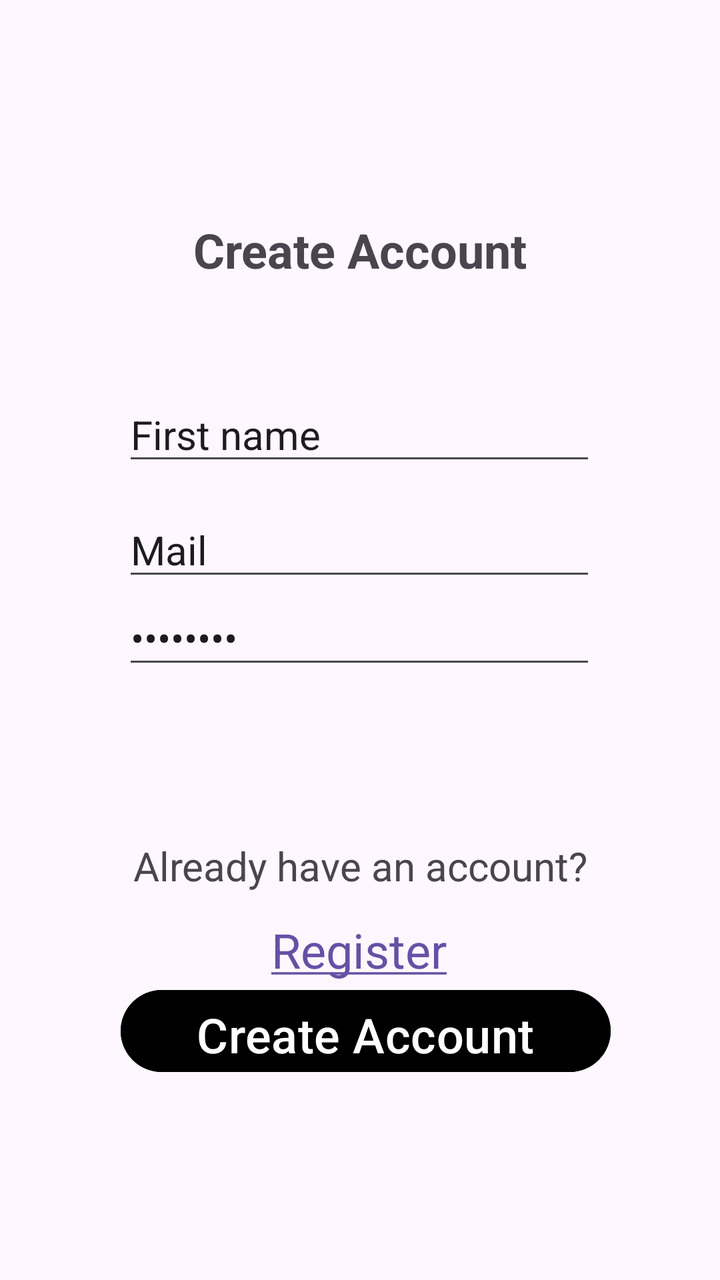
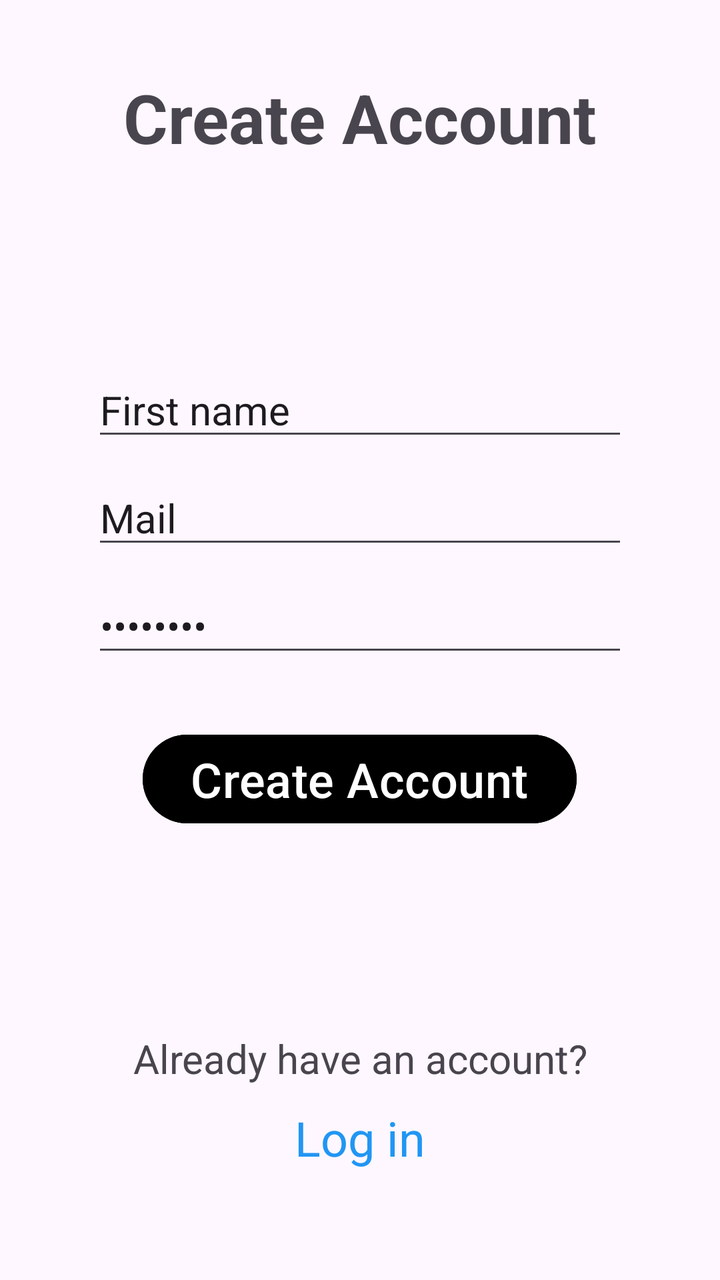

An Android layout rendered at two revisions. The XML below is the earlier revision; the diff shows what the commit changed to produce the second picture.
<!-- AndroidManifest.xml: application theme Theme.GitScope -->
<!-- res/layout/activity_register.xml -->
<?xml version="1.0" encoding="utf-8"?>
<androidx.constraintlayout.widget.ConstraintLayout xmlns:android="http://schemas.android.com/apk/res/android"
    xmlns:app="http://schemas.android.com/apk/res-auto"
    xmlns:tools="http://schemas.android.com/tools"
    android:id="@+id/main"
    android:layout_width="match_parent"
    android:layout_height="match_parent"
    tools:context=".RegisterActivity">

    <TextView
        android:id="@+id/textView5"
        android:layout_width="wrap_content"
        android:layout_height="wrap_content"
        android:text="Create Account"
        android:textSize="24sp"
        android:textStyle="bold"
        app:layout_constraintBottom_toTopOf="@+id/editTextName"
        app:layout_constraintEnd_toEndOf="parent"
        app:layout_constraintStart_toStartOf="parent"
        app:layout_constraintTop_toTopOf="parent"
        app:layout_constraintVertical_bias="0.673" />

    <EditText
        android:id="@+id/editTextName"
        android:layout_width="wrap_content"
        android:layout_height="wrap_content"
        android:ems="10"
        android:inputType="text"
        android:text="First name"
        android:hint="First name"
        android:textSize="20sp"
        app:layout_constraintBottom_toBottomOf="parent"
        app:layout_constraintEnd_toEndOf="parent"
        app:layout_constraintHorizontal_bias="0.497"
        app:layout_constraintStart_toStartOf="parent"
        app:layout_constraintTop_toTopOf="parent"
        app:layout_constraintVertical_bias="0.325" />

    <TextView
        android:id="@+id/loginLink"
        android:layout_width="wrap_content"
        android:layout_height="wrap_content"
        android:text="@string/hyperlink"
        android:textSize="24sp"
        app:layout_constraintBottom_toBottomOf="parent"
        app:layout_constraintEnd_toEndOf="parent"
        app:layout_constraintHorizontal_bias="0.498"
        app:layout_constraintStart_toStartOf="parent"
        app:layout_constraintTop_toTopOf="parent"
        app:layout_constraintVertical_bias="0.755" />

    <EditText
        android:id="@+id/editTextEmail"
        android:layout_width="wrap_content"
        android:layout_height="wrap_content"
        android:ems="10"
        android:inputType="textEmailAddress"
        android:text="Mail"
        android:hint="@string/email"
        android:textSize="20sp"
        app:layout_constraintBottom_toBottomOf="parent"
        app:layout_constraintEnd_toEndOf="parent"
        app:layout_constraintHorizontal_bias="0.497"
        app:layout_constraintStart_toStartOf="parent"
        app:layout_constraintTop_toBottomOf="@+id/editTextName"
        app:layout_constraintVertical_bias="0.038" />


    <EditText
        android:id="@+id/editTextPassword"
        android:layout_width="wrap_content"
        android:layout_height="wrap_content"
        android:ems="10"
        android:inputType="textPassword"
        android:text="Password"
        android:hint="Password"
        android:textSize="20sp"
        app:layout_constraintBottom_toTopOf="@+id/textView2"
        app:layout_constraintEnd_toEndOf="parent"
        app:layout_constraintHorizontal_bias="0.497"
        app:layout_constraintStart_toStartOf="parent"
        app:layout_constraintTop_toBottomOf="@+id/editTextEmail"
        app:layout_constraintVertical_bias="0.0" />

    <Button
        android:id="@+id/createBtn"
        android:layout_width="245dp"
        android:layout_height="49dp"
        android:layout_marginBottom="100dp"
        android:backgroundTint="@color/black"
        android:text="Create Account"
        android:textColorLink="@color/white"
        android:textSize="24sp"
        app:layout_constraintBottom_toBottomOf="parent"
        app:layout_constraintEnd_toEndOf="parent"
        app:layout_constraintHorizontal_bias="0.524"
        app:layout_constraintStart_toStartOf="parent"
        app:layout_constraintTop_toBottomOf="@+id/loginLink"
        app:layout_constraintVertical_bias="1.0" />

    <TextView
        android:id="@+id/textView2"
        android:layout_width="wrap_content"
        android:layout_height="wrap_content"
        android:text="Already have an account?"
        android:textSize="20sp"
        app:layout_constraintBottom_toBottomOf="parent"
        app:layout_constraintEnd_toEndOf="parent"
        app:layout_constraintStart_toStartOf="parent"
        app:layout_constraintTop_toTopOf="parent"
        app:layout_constraintVertical_bias="0.684" />

</androidx.constraintlayout.widget.ConstraintLayout>
<!-- resources referenced by this layout -->
<resources>
  <color name="black">#FF000000</color>
  <color name="white">#FFFFFFFF</color>
  <string name="email">Email</string>
  <string name="hyperlink"><a href="https://gritacademy.se/">Register</a></string>
  <style name="Theme.GitScope" parent="Base.Theme.GitScope" />
  <style name="Base.Theme.GitScope" parent="Theme.Material3.DayNight.NoActionBar">
          
          
      </style>
</resources>

<!-- the commit's change to res/layout/activity_register.xml (unified diff, before → after) -->
@@ -1,113 +1,139 @@
 <?xml version="1.0" encoding="utf-8"?>
-<androidx.constraintlayout.widget.ConstraintLayout xmlns:android="http://schemas.android.com/apk/res/android"
+<ScrollView xmlns:android="http://schemas.android.com/apk/res/android"
     xmlns:app="http://schemas.android.com/apk/res-auto"
-    xmlns:tools="http://schemas.android.com/tools"
-    android:id="@+id/main"
     android:layout_width="match_parent"
     android:layout_height="match_parent"
-    tools:context=".RegisterActivity">
+    android:id="@+id/main"
+    android:fillViewport="true">
 
-    <TextView
-        android:id="@+id/textView5"
-        android:layout_width="wrap_content"
+    <LinearLayout
+        android:layout_width="match_parent"
         android:layout_height="wrap_content"
-        android:text="Create Account"
-        android:textSize="24sp"
-        android:textStyle="bold"
-        app:layout_constraintBottom_toTopOf="@+id/editTextName"
-        app:layout_constraintEnd_toEndOf="parent"
-        app:layout_constraintStart_toStartOf="parent"
-        app:layout_constraintTop_toTopOf="parent"
-        app:layout_constraintVertical_bias="0.673" />
+        android:orientation="vertical"
+        android:padding="16dp">
 
-    <EditText
-        android:id="@+id/editTextName"
-        android:layout_width="wrap_content"
-        android:layout_height="wrap_content"
-        android:ems="10"
-        android:inputType="text"
-        android:text="First name"
-        android:hint="First name"
-        android:textSize="20sp"
-        app:layout_constraintBottom_toBottomOf="parent"
-        app:layout_constraintEnd_toEndOf="parent"
-        app:layout_constraintHorizontal_bias="0.497"
-        app:layout_constraintStart_toStartOf="parent"
-        app:layout_constraintTop_toTopOf="parent"
-        app:layout_constraintVertical_bias="0.325" />
+        <TextView
+            android:id="@+id/textView5"
+            android:layout_width="match_parent"
+            android:layout_height="wrap_content"
+            android:layout_marginTop="20dp"
+            android:layout_marginBottom="100dp"
+            android:gravity="center"
+            android:text="Create Account"
+            android:textSize="34sp"
+            android:textStyle="bold"
+            app:layout_constraintBottom_toTopOf="@+id/editTextName"
+            app:layout_constraintEnd_toEndOf="parent"
+            app:layout_constraintStart_toStartOf="parent"
+            app:layout_constraintTop_toTopOf="parent"
+            app:layout_constraintVertical_bias="0.673" />
 
-    <TextView
-        android:id="@+id/loginLink"
-        android:layout_width="wrap_content"
-        android:layout_height="wrap_content"
-        android:text="@string/hyperlink"
-        android:textSize="24sp"
-        app:layout_constraintBottom_toBottomOf="parent"
-        app:layout_constraintEnd_toEndOf="parent"
-        app:layout_constraintHorizontal_bias="0.498"
-        app:layout_constraintStart_toStartOf="parent"
-        app:layout_constraintTop_toTopOf="parent"
-        app:layout_constraintVertical_bias="0.755" />
+        <EditText
+            android:id="@+id/editTextName"
+            android:layout_width="match_parent"
+            android:layout_height="wrap_content"
+            android:layout_marginLeft="30dp"
+            android:layout_marginRight="30dp"
+            android:layout_marginBottom="10dp"
+            android:ems="10"
+            android:hint="First name"
+            android:inputType="text"
+            android:text="First name"
+            android:textSize="20sp"
+            app:layout_constraintBottom_toBottomOf="parent"
+            app:layout_constraintEnd_toEndOf="parent"
+            app:layout_constraintHorizontal_bias="0.497"
+            app:layout_constraintStart_toStartOf="parent"
+            app:layout_constraintTop_toTopOf="parent"
+            app:layout_constraintVertical_bias="0.325" />
 
-    <EditText
-        android:id="@+id/editTextEmail"
-        android:layout_width="wrap_content"
-        android:layout_height="wrap_content"
-        android:ems="10"
-        android:inputType="textEmailAddress"
-        android:text="Mail"
-        android:hint="@string/email"
-        android:textSize="20sp"
-        app:layout_constraintBottom_toBottomOf="parent"
-        app:layout_constraintEnd_toEndOf="parent"
-        app:layout_constraintHorizontal_bias="0.497"
-        app:layout_constraintStart_toStartOf="parent"
-        app:layout_constraintTop_toBottomOf="@+id/editTextName"
-        app:layout_constraintVertical_bias="0.038" />
+        <EditText
+            android:id="@+id/editTextEmail"
+            android:layout_width="match_parent"
+            android:layout_height="wrap_content"
+            android:layout_marginLeft="30dp"
+            android:layout_marginRight="30dp"
+            android:layout_marginBottom="10dp"
+            android:ems="10"
+            android:hint="@string/email"
+            android:inputType="textEmailAddress"
+            android:text="Mail"
+            android:textSize="20sp"
+            app:layout_constraintBottom_toBottomOf="parent"
+            app:layout_constraintEnd_toEndOf="parent"
+            app:layout_constraintHorizontal_bias="0.497"
+            app:layout_constraintStart_toStartOf="parent"
+            app:layout_constraintTop_toBottomOf="@+id/editTextName"
+            app:layout_constraintVertical_bias="0.038" />
 
 
-    <EditText
-        android:id="@+id/editTextPassword"
-        android:layout_width="wrap_content"
-        android:layout_height="wrap_content"
-        android:ems="10"
-        android:inputType="textPassword"
-        android:text="Password"
-        android:hint="Password"
-        android:textSize="20sp"
-        app:layout_constraintBottom_toTopOf="@+id/textView2"
-        app:layout_constraintEnd_toEndOf="parent"
-        app:layout_constraintHorizontal_bias="0.497"
-        app:layout_constraintStart_toStartOf="parent"
-        app:layout_constraintTop_toBottomOf="@+id/editTextEmail"
-        app:layout_constraintVertical_bias="0.0" />
+        <EditText
+            android:id="@+id/editTextPassword"
+            android:layout_width="match_parent"
+            android:layout_height="wrap_content"
+            android:layout_marginLeft="30dp"
+            android:layout_marginRight="30dp"
+            android:layout_marginBottom="30dp"
+            android:ems="10"
+            android:hint="Password"
+            android:inputType="textPassword"
+            android:text="Password"
+            android:textSize="20sp"
+            app:layout_constraintBottom_toTopOf="@+id/textView2"
+            app:layout_constraintEnd_toEndOf="parent"
+            app:layout_constraintHorizontal_bias="0.497"
+            app:layout_constraintStart_toStartOf="parent"
+            app:layout_constraintTop_toBottomOf="@+id/editTextEmail"
+            app:layout_constraintVertical_bias="0.0" />
 
-    <Button
-        android:id="@+id/createBtn"
-        android:layout_width="245dp"
-        android:layout_height="49dp"
-        android:layout_marginBottom="100dp"
-        android:backgroundTint="@color/black"
-        android:text="Create Account"
-        android:textColorLink="@color/white"
-        android:textSize="24sp"
-        app:layout_constraintBottom_toBottomOf="parent"
-        app:layout_constraintEnd_toEndOf="parent"
-        app:layout_constraintHorizontal_bias="0.524"
-        app:layout_constraintStart_toStartOf="parent"
-        app:layout_constraintTop_toBottomOf="@+id/loginLink"
-        app:layout_constraintVertical_bias="1.0" />
+        <Button
+            android:id="@+id/createBtn"
+            android:layout_width="wrap_content"
+            android:layout_height="wrap_content"
+            android:layout_gravity="center"
+            android:layout_marginBottom="100dp"
+            android:backgroundTint="@color/black"
+            android:text="Create Account"
+            android:textColorLink="@color/white"
+            android:textSize="24sp"
+            app:layout_constraintBottom_toBottomOf="parent"
+            app:layout_constraintEnd_toEndOf="parent"
+            app:layout_constraintHorizontal_bias="0.524"
+            app:layout_constraintStart_toStartOf="parent"
+            app:layout_constraintTop_toBottomOf="@+id/loginLink"
+            app:layout_constraintVertical_bias="1.0" />
 
-    <TextView
-        android:id="@+id/textView2"
-        android:layout_width="wrap_content"
-        android:layout_height="wrap_content"
-        android:text="Already have an account?"
-        android:textSize="20sp"
-        app:layout_constraintBottom_toBottomOf="parent"
-        app:layout_constraintEnd_toEndOf="parent"
-        app:layout_constraintStart_toStartOf="parent"
-        app:layout_constraintTop_toTopOf="parent"
-        app:layout_constraintVertical_bias="0.684" />
+        <TextView
+            android:id="@+id/textView2"
+            android:layout_width="match_parent"
+            android:layout_height="wrap_content"
+            android:layout_marginBottom="10dp"
+            android:gravity="center"
+            android:text="Already have an account?"
+            android:textSize="20sp"
+            app:layout_constraintBottom_toBottomOf="parent"
+            app:layout_constraintEnd_toEndOf="parent"
+            app:layout_constraintStart_toStartOf="parent"
+            app:layout_constraintTop_toTopOf="parent"
+            app:layout_constraintVertical_bias="0.684" />
 
-</androidx.constraintlayout.widget.ConstraintLayout>
+        <TextView
+            android:id="@+id/loginLink"
+            android:layout_width="match_parent"
+            android:layout_height="wrap_content"
+            android:clickable="true"
+            android:focusable="true"
+            android:gravity="center"
+            android:text="@string/loginLink"
+            android:textColor="#2196F3"
+            android:textSize="24sp"
+
+            app:layout_constraintBottom_toBottomOf="parent"
+            app:layout_constraintEnd_toEndOf="parent"
+            app:layout_constraintHorizontal_bias="0.498"
+            app:layout_constraintStart_toStartOf="parent"
+            app:layout_constraintTop_toTopOf="parent"
+            app:layout_constraintVertical_bias="0.755" />
+
+    </LinearLayout>
+</ScrollView>
<!-- resource entries referenced after the edit -->
@@ -3,7 +3,7 @@
   <color name="black">#FF000000</color>
   <color name="white">#FFFFFFFF</color>
   <string name="email">Email</string>
-  <string name="hyperlink"><a href="https://gritacademy.se/">Register</a></string>
+  <string name="loginLink">Log in</string>
   <style name="Theme.GitScope" parent="Base.Theme.GitScope" />
   <style name="Base.Theme.GitScope" parent="Theme.Material3.DayNight.NoActionBar">
           
